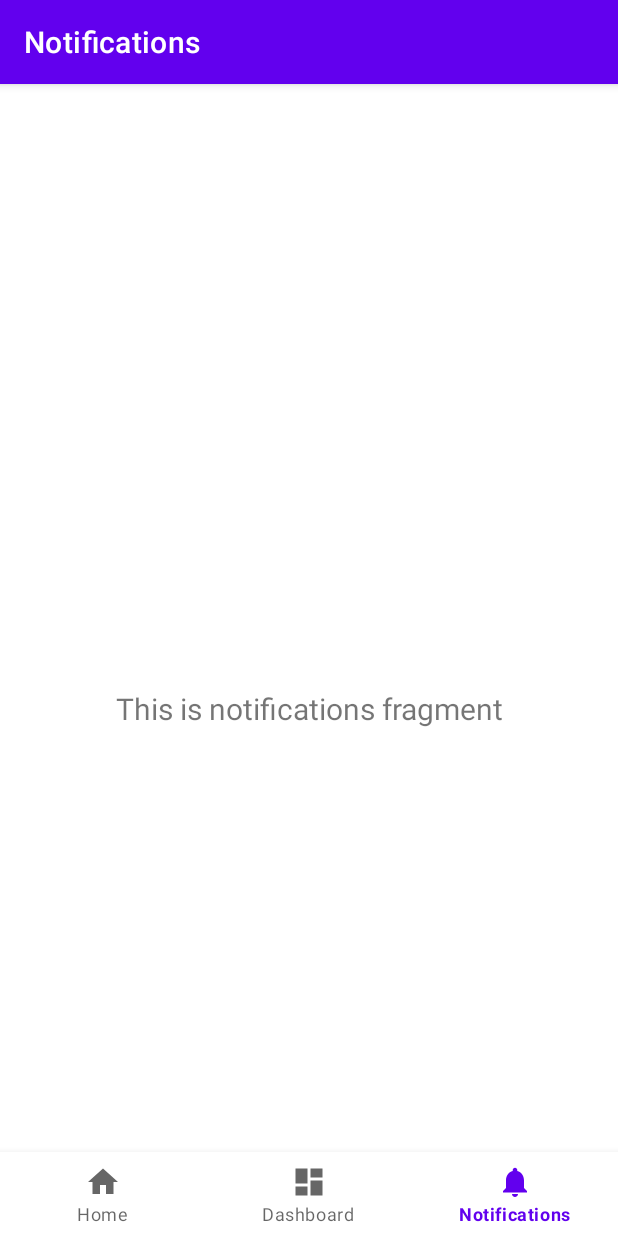
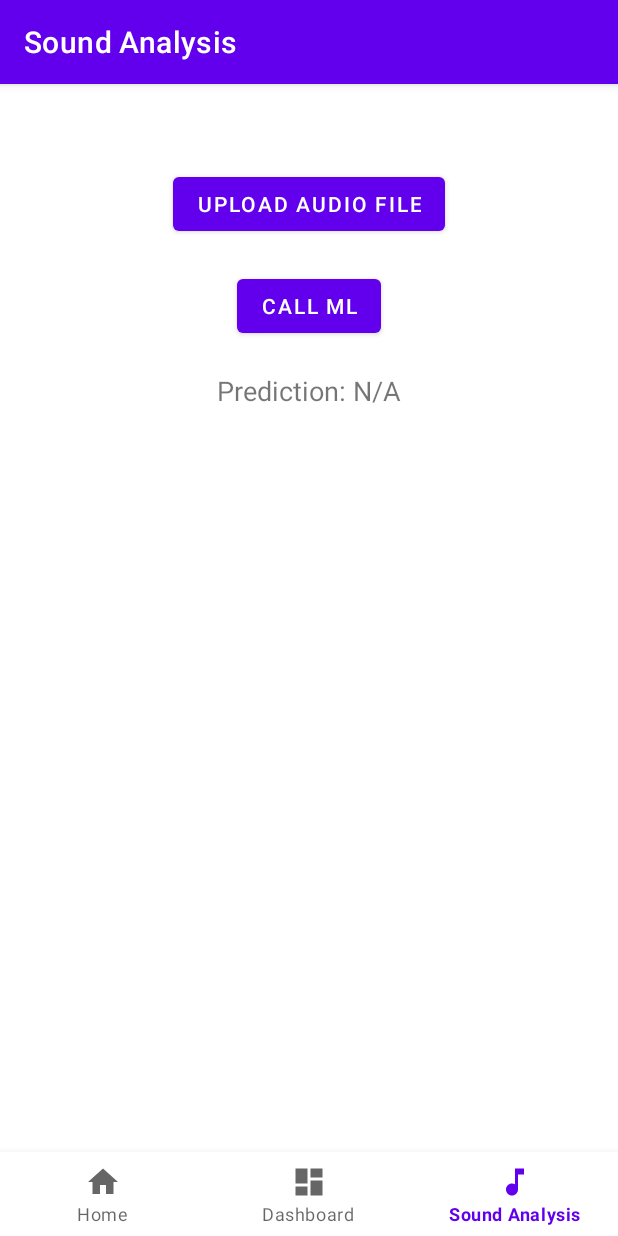
Before and after one commit to nace129/Market-Researcher-and-Car-Maintenance-Copilots-Hackathon, an Android app: the screen it shows after launch (MainActivity), item 3 of the bottom bar chosen, on a phone screen of 412 x 824 dp. Run offline under Robolectric (Android 15) with nearby library versions, the phone set to English and light mode, and no system bars; our stand-ins replace navigation-ui.

Commit message:
feat:Initial ui setup for component analysis

```diff
--- a/app/src/main/AndroidManifest.xml
+++ b/app/src/main/AndroidManifest.xml
@@ -1,6 +1,10 @@
 <?xml version="1.0" encoding="utf-8"?>
 <manifest xmlns:android="http://schemas.android.com/apk/res/android"
     xmlns:tools="http://schemas.android.com/tools">
+
+
+    <uses-permission android:name="android.permission.READ_EXTERNAL_STORAGE"/>
+    <uses-permission android:name="android.permission.WRITE_EXTERNAL_STORAGE"/>
 
     <application
         android:allowBackup="true"
@@ -12,16 +16,20 @@
         android:supportsRtl="true"
         android:theme="@style/Theme.MarketResearcherandCarMaintenanceCopilots"
         tools:targetApi="31">
+
+
         <activity
             android:name=".MainActivity"
             android:exported="true"
             android:label="@string/app_name">
             <intent-filter>
                 <action android:name="android.intent.action.MAIN" />
-
                 <category android:name="android.intent.category.LAUNCHER" />
             </intent-filter>
         </activity>
+
+
+
     </application>
 
 </manifest>
--- a/app/src/main/java/com/example/market_researcher_and_car_maintenance_copilots/MainActivity.java
+++ b/app/src/main/java/com/example/market_researcher_and_car_maintenance_copilots/MainActivity.java
@@ -24,14 +24,14 @@ public class MainActivity extends AppCompatActivity {
         setContentView(binding.getRoot());
 
         BottomNavigationView navView = findViewById(R.id.nav_view);
-        // Passing each menu ID as a set of Ids because each
-        // menu should be considered as top level destinations.
+
+        // Adding SoundAnalysisFragment to AppBarConfiguration
         AppBarConfiguration appBarConfiguration = new AppBarConfiguration.Builder(
-                R.id.navigation_home, R.id.navigation_dashboard, R.id.navigation_notifications)
-                .build();
+                R.id.navigation_home, R.id.navigation_dashboard, R.id.navigation_sound_analysis
+        ).build();
+
         NavController navController = Navigation.findNavController(this, R.id.nav_host_fragment_activity_main);
         NavigationUI.setupActionBarWithNavController(this, navController, appBarConfiguration);
         NavigationUI.setupWithNavController(binding.navView, navController);
     }
-
 }
--- a/app/src/main/java/com/example/market_researcher_and_car_maintenance_copilots/ui/notifications/NotificationsFragment.java
+++ /dev/null
@@ -1,37 +0,0 @@
-package com.example.market_researcher_and_car_maintenance_copilots.ui.notifications;
-
-import android.os.Bundle;
-import android.view.LayoutInflater;
-import android.view.View;
-import android.view.ViewGroup;
-import android.widget.TextView;
-
-import androidx.annotation.NonNull;
-import androidx.fragment.app.Fragment;
-import androidx.lifecycle.ViewModelProvider;
-
-import com.example.market_researcher_and_car_maintenance_copilots.databinding.FragmentNotificationsBinding;
-
-public class NotificationsFragment extends Fragment {
-
-    private FragmentNotificationsBinding binding;
-
-    public View onCreateView(@NonNull LayoutInflater inflater,
-                             ViewGroup container, Bundle savedInstanceState) {
-        NotificationsViewModel notificationsViewModel =
-                new ViewModelProvider(this).get(NotificationsViewModel.class);
-
-        binding = FragmentNotificationsBinding.inflate(inflater, container, false);
-        View root = binding.getRoot();
-
-        final TextView textView = binding.textNotifications;
-        notificationsViewModel.getText().observe(getViewLifecycleOwner(), textView::setText);
-        return root;
-    }
-
-    @Override
-    public void onDestroyView() {
-        super.onDestroyView();
-        binding = null;
-    }
-}
--- a/app/src/main/java/com/example/market_researcher_and_car_maintenance_copilots/ui/notifications/NotificationsViewModel.java
+++ /dev/null
@@ -1,19 +0,0 @@
-package com.example.market_researcher_and_car_maintenance_copilots.ui.notifications;
-
-import androidx.lifecycle.LiveData;
-import androidx.lifecycle.MutableLiveData;
-import androidx.lifecycle.ViewModel;
-
-public class NotificationsViewModel extends ViewModel {
-
-    private final MutableLiveData<String> mText;
-
-    public NotificationsViewModel() {
-        mText = new MutableLiveData<>();
-        mText.setValue("This is notifications fragment");
-    }
-
-    public LiveData<String> getText() {
-        return mText;
-    }
-}
--- /dev/null
+++ b/app/src/main/java/com/example/market_researcher_and_car_maintenance_copilots/ui/soundanalysis/SoundAnalysisFragment.java
@@ -0,0 +1,65 @@
+package com.example.market_researcher_and_car_maintenance_copilots.ui.soundanalysis;
+
+import android.content.Intent;
+import android.net.Uri;
+import android.os.Bundle;
+import android.provider.OpenableColumns;
+import android.util.Log;
+import android.view.LayoutInflater;
+import android.view.View;
+import android.view.ViewGroup;
+import android.widget.Button;
+import android.widget.TextView;
+
+import androidx.annotation.NonNull;
+import androidx.annotation.Nullable;
+import androidx.fragment.app.Fragment;
+
+import com.example.market_researcher_and_car_maintenance_copilots.R;
+
+import java.io.InputStream;
+
+public class SoundAnalysisFragment extends Fragment {
+
+    private static final int PICK_AUDIO_REQUEST = 1;
+    private Uri audioUri;
+    private TextView predictionResult;
+
+    @Nullable
+    @Override
+    public View onCreateView(@NonNull LayoutInflater inflater, @Nullable ViewGroup container, @Nullable Bundle savedInstanceState) {
+        View root = inflater.inflate(R.layout.fragment_sound_analysis, container, false);
+
+        Button uploadButton = root.findViewById(R.id.uploadButton);
+        Button callMLButton = root.findViewById(R.id.callMLButton);
+        predictionResult = root.findViewById(R.id.predictionResult);
+
+        uploadButton.setOnClickListener(v -> selectAudioFile());
+
+        callMLButton.setOnClickListener(v -> {
+            if (audioUri != null) {
+                predictionResult.setText("Prediction: Engine Sound | Confidence: 95%");
+            } else {
+                predictionResult.setText("Please upload an audio file first.");
+            }
+        });
+
+        return root;
+    }
+
+    private void selectAudioFile() {
+        Intent intent = new Intent(Intent.ACTION_GET_CONTENT);
+        intent.setType("audio/*");
+        startActivityForResult(intent, PICK_AUDIO_REQUEST);
+    }
+
+    @Override
+    public void onActivityResult(int requestCode, int resultCode, @Nullable Intent data) {
+        super.onActivityResult(requestCode, resultCode, data);
+
+        if (requestCode == PICK_AUDIO_REQUEST && resultCode == getActivity().RESULT_OK && data != null) {
+            audioUri = data.getData();
+            predictionResult.setText("Audio File Selected");
+        }
+    }
+}
--- /dev/null
+++ b/app/src/main/res/drawable/baseline_music_note_24.xml
@@ -0,0 +1,5 @@
+<vector xmlns:android="http://schemas.android.com/apk/res/android" android:height="24dp" android:tint="#000000" android:viewportHeight="24" android:viewportWidth="24" android:width="24dp">
+
+    <path android:fillColor="@android:color/white" android:pathData="M12,3v10.55c-0.59,-0.34 -1.27,-0.55 -2,-0.55 -2.21,0 -4,1.79 -4,4s1.79,4 4,4 4,-1.79 4,-4V7h4V3h-6z"/>
+
+</vector>
--- a/app/src/main/res/layout/activity_main.xml
+++ b/app/src/main/res/layout/activity_main.xml
@@ -13,10 +13,10 @@
         android:layout_marginStart="0dp"
         android:layout_marginEnd="0dp"
         android:background="?android:attr/windowBackground"
+        app:menu="@menu/bottom_nav_menu"
         app:layout_constraintBottom_toBottomOf="parent"
         app:layout_constraintLeft_toLeftOf="parent"
-        app:layout_constraintRight_toRightOf="parent"
-        app:menu="@menu/bottom_nav_menu" />
+        app:layout_constraintRight_toRightOf="parent"/>
 
     <fragment
         android:id="@+id/nav_host_fragment_activity_main"
--- a/app/src/main/res/layout/fragment_notifications.xml
+++ /dev/null
@@ -1,22 +0,0 @@
-<?xml version="1.0" encoding="utf-8"?>
-<androidx.constraintlayout.widget.ConstraintLayout xmlns:android="http://schemas.android.com/apk/res/android"
-    xmlns:app="http://schemas.android.com/apk/res-auto"
-    xmlns:tools="http://schemas.android.com/tools"
-    android:layout_width="match_parent"
-    android:layout_height="match_parent"
-    tools:context=".ui.notifications.NotificationsFragment">
-
-    <TextView
-        android:id="@+id/text_notifications"
-        android:layout_width="match_parent"
-        android:layout_height="wrap_content"
-        android:layout_marginStart="8dp"
-        android:layout_marginTop="8dp"
-        android:layout_marginEnd="8dp"
-        android:textAlignment="center"
-        android:textSize="20sp"
-        app:layout_constraintBottom_toBottomOf="parent"
-        app:layout_constraintEnd_toEndOf="parent"
-        app:layout_constraintStart_toStartOf="parent"
-        app:layout_constraintTop_toTopOf="parent" />
-</androidx.constraintlayout.widget.ConstraintLayout>
--- /dev/null
+++ b/app/src/main/res/layout/fragment_sound_analysis.xml
@@ -0,0 +1,42 @@
+<?xml version="1.0" encoding="utf-8"?>
+<androidx.constraintlayout.widget.ConstraintLayout xmlns:android="http://schemas.android.com/apk/res/android"
+    xmlns:app="http://schemas.android.com/apk/res-auto"
+    xmlns:tools="http://schemas.android.com/tools"
+    android:layout_width="match_parent"
+    android:layout_height="match_parent"
+    tools:context=".ui.soundanalysis.SoundAnalysisFragment">
+
+    <!-- Upload Button -->
+    <Button
+        android:id="@+id/uploadButton"
+        android:layout_width="wrap_content"
+        android:layout_height="wrap_content"
+        android:text="Upload Audio File"
+        app:layout_constraintTop_toTopOf="parent"
+        app:layout_constraintStart_toStartOf="parent"
+        app:layout_constraintEnd_toEndOf="parent"
+        app:layout_constraintVerticalBias="0.4" /> <!-- Adjusted to push the button towards the center -->
+
+    <!-- Call ML Button -->
+    <Button
+        android:id="@+id/callMLButton"
+        android:layout_width="wrap_content"
+        android:layout_height="wrap_content"
+        android:text="Call ML"
+        app:layout_constraintTop_toBottomOf="@id/uploadButton"
+        app:layout_constraintStart_toStartOf="parent"
+        app:layout_constraintEnd_toEndOf="parent"
+        android:layout_marginTop="20dp" />
+
+    <!-- Prediction Result Display -->
+    <TextView
+        android:id="@+id/predictionResult"
+        android:layout_width="wrap_content"
+        android:layout_height="wrap_content"
+        android:text="Prediction: N/A"
+        android:textSize="18sp"
+        app:layout_constraintTop_toBottomOf="@id/callMLButton"
+        app:layout_constraintStart_toStartOf="parent"
+        app:layout_constraintEnd_toEndOf="parent"
+        android:layout_marginTop="20dp"/>
+</androidx.constraintlayout.widget.ConstraintLayout>
--- a/app/src/main/res/menu/bottom_nav_menu.xml
+++ b/app/src/main/res/menu/bottom_nav_menu.xml
@@ -11,9 +11,11 @@
         android:icon="@drawable/ic_dashboard_black_24dp"
         android:title="@string/title_dashboard" />
 
+
     <item
-        android:id="@+id/navigation_notifications"
-        android:icon="@drawable/ic_notifications_black_24dp"
-        android:title="@string/title_notifications" />
+        android:id="@+id/navigation_sound_analysis"
+        android:icon="@drawable/baseline_music_note_24"
+        android:title="Sound Analysis" />
+
 
 </menu>
--- a/app/src/main/res/navigation/mobile_navigation.xml
+++ b/app/src/main/res/navigation/mobile_navigation.xml
@@ -18,8 +18,8 @@
         tools:layout="@layout/fragment_dashboard" />
 
     <fragment
-        android:id="@+id/navigation_notifications"
-        android:name="com.example.market_researcher_and_car_maintenance_copilots.ui.notifications.NotificationsFragment"
-        android:label="@string/title_notifications"
-        tools:layout="@layout/fragment_notifications" />
+        android:id="@+id/navigation_sound_analysis"
+        android:name="com.example.market_researcher_and_car_maintenance_copilots.ui.soundanalysis.SoundAnalysisFragment"
+        android:label="Sound Analysis"
+        tools:layout="@layout/fragment_sound_analysis" />
 </navigation>
```
